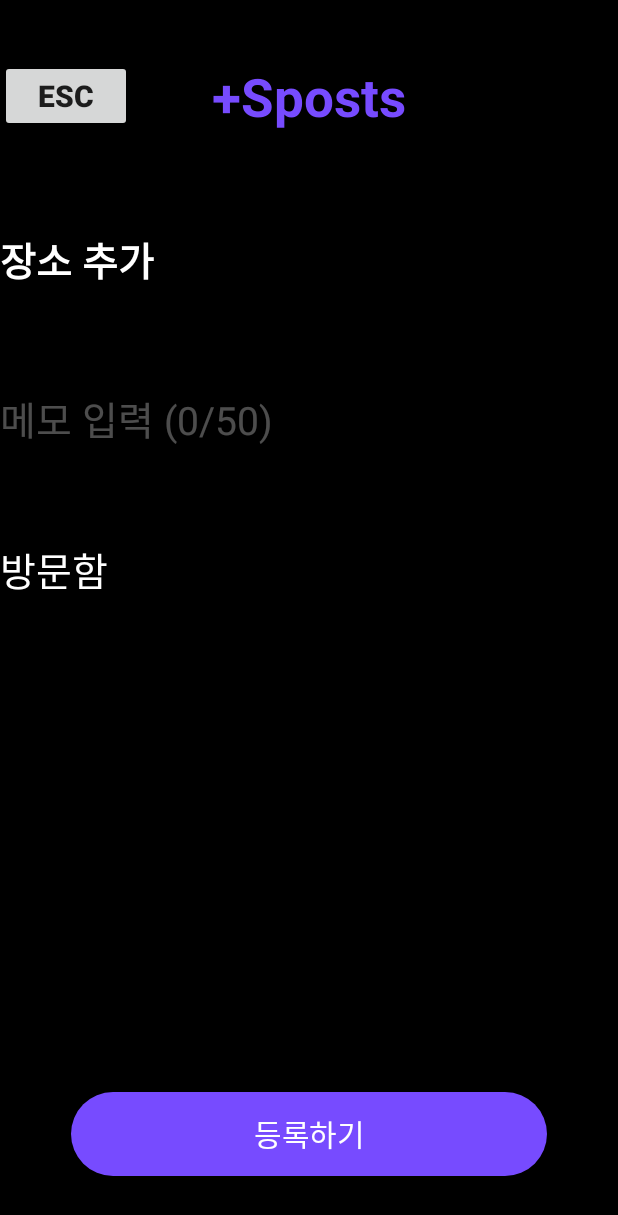
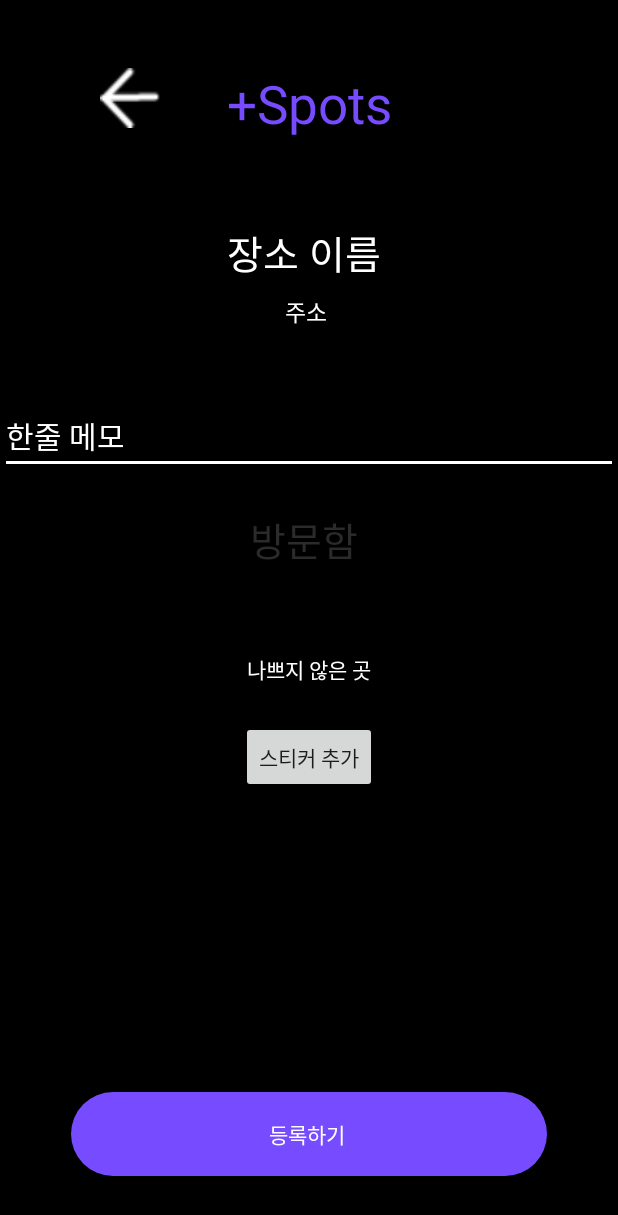
Before and after one commit to Nexters/hotspot-android, an Android app: the RegisterActivity screen opened directly, with no data from a screen before it, on a phone screen of 412 x 824 dp. Shown: the top 1215 px of the screen. Run offline under Robolectric (Android 15) with nearby library versions, the phone set to English and light mode, and no system bars; libraries missing offline, so code that uses them is left out: com.kakao.auth.

Commit message:
코드 합치기 registerActivity 수정 StickerActivity에서 맵 화면 고정

```diff
--- a/app/src/main/java/com/example/hotspot/FragmentMap.kt
+++ b/app/src/main/java/com/example/hotspot/FragmentMap.kt
@@ -98,6 +98,8 @@ class FragmentMap: Fragment()/*, MapView.MapViewEventListener,MapView.POIItemEve
         //FragmentSearch activity 호출
         map_btn_add.setOnClickListener {
             val intent = Intent(activity, RegisterActivity::class.java)
+            val isAdd = true
+            intent.putExtra("IsAdd",isAdd)
             startActivity(intent)
         }
     }
--- a/app/src/main/java/com/example/hotspot/RegisterActivity.kt
+++ b/app/src/main/java/com/example/hotspot/RegisterActivity.kt
@@ -1,8 +1,10 @@
 package com.example.hotspot
 
 import android.content.Intent
+import android.graphics.Color
 import android.os.Bundle
 import android.util.Log.d
+import android.view.View
 import android.widget.Toast
 import androidx.appcompat.app.AppCompatActivity
 import kotlinx.android.synthetic.main.activity_register.*
@@ -20,32 +22,79 @@ class RegisterActivity : AppCompatActivity() {
     lateinit var apiService : APIService
     lateinit var place: Place
     private val URL : String = "http://hotspot-dev-654767138.ap-northeast-2.elb.amazonaws.com"
+    private lateinit var accessToken: String
+    private lateinit var spotList : SpotListVO
 
+
+    private var isAdd = true
     override fun onCreate(savedInstanceState: Bundle?) {
         super.onCreate(savedInstanceState)
         setContentView(R.layout.activity_register)
+        isAdd = intent.getBooleanExtra("IsAdd",true) // true면 등록 , false면 수정
 
         setRetrofitInit()
         setApiServiceInit()
+        accessToken = GlobalApplication.prefs.getPreferences()
+        setLayout()
 
-
-        reg_esc_btn.setOnClickListener {
+        btn_esc3.setOnClickListener {
             finish()
         }
 
-        reg_spec_btn.setOnClickListener {
+        txt_place_name.setOnClickListener {
             supportFragmentManager.beginTransaction()
                 .add(R.id.register_activity, SearchActivity())
                 .commit()
         }
 
-        registBt.setOnClickListener{
-            val accesstoken = GlobalApplication.prefs.getPreferences()
+        txt_visited.setOnClickListener{
+            if(ratingBar.visibility == View.GONE){
+                ratingBar.visibility = View.VISIBLE
+                txt_rating_info.visibility = View.VISIBLE
+                txt_visited.setTextColor(Color.WHITE)
+            }
+            else{
+                ratingBar.visibility = View.GONE
+                txt_rating_info.visibility = View.GONE
+                txt_visited.setTextColor(resources.getColor(R.color.colorMyGrayDark))
+
+            }
+        }
+
+        btn_regist.setOnClickListener{
+
+            registSpot()
+        }
+
+        stickerBt.setOnClickListener{
+            var intent = Intent(this,StickerRegistActivity::class.java)
+            startActivity(intent)
+        }
 
 
-            var spotList = SpotListVO(place,true,"분위기가 멋진 곳!",3)
 
-            apiService.postPlace("Bearer " + "${accesstoken}",
+
+
+    }
+    private fun setLayout(){
+        if(isAdd == false) {//수정 이기때문에 장소에 대한 정보 뿌리기
+            val intent = getIntent()
+            place = intent.getSerializableExtra("place") as Place
+            txt_place_name.text = place.placeName
+            txt_address.text = place.roadAddressName
+        }
+
+
+    }
+    private fun registSpot(){
+        var isVisited = true
+        if(txt_visited.currentTextColor == Color.WHITE){
+            isVisited = false
+        }
+        else isVisited = true
+        spotList = SpotListVO(place,isVisited,edtTxt_memo.text.toString(),ratingBar.rating.toInt())
+
+        apiService.postPlace("Bearer " + "${accessToken}",
             spotList).enqueue(object : Callback<ResponseBody> {
             override fun onResponse(call: Call<ResponseBody>, response: Response<ResponseBody>) {
                 if (response.isSuccessful) {
@@ -53,11 +102,14 @@ class RegisterActivity : AppCompatActivity() {
 
                 } else {
                     try {
-                            val jObjError = JSONObject(response.errorBody()!!.string())
+                        /*val jObjError = JSONObject(response.errorBody()!!.string())
+
                         Toast.makeText(this@RegisterActivity,
                             jObjError.getJSONObject("error").getString("message"),
                             Toast.LENGTH_LONG
-                            ).show()
+                        ).show()*/
+
+
                     } catch (e: Exception) {
                         Toast.makeText(this@RegisterActivity, e.message, Toast.LENGTH_LONG).show()
                     }
@@ -72,19 +124,6 @@ class RegisterActivity : AppCompatActivity() {
     }
 
 
-
-
-
-    }
-
-    override fun onPause() {
-        super.onPause()
-
-        val intent = getIntent()
-        place = intent.getSerializableExtra("place") as Place
-
-
-    }
     private fun setRetrofitInit(){
         mRetrofit = Retrofit.Builder()
             .baseUrl(URL)
--- a/app/src/main/java/com/example/hotspot/StickerRegistActivity.kt
+++ b/app/src/main/java/com/example/hotspot/StickerRegistActivity.kt
@@ -3,6 +3,12 @@ package com.example.hotspot
 import androidx.appcompat.app.AppCompatActivity
 import android.os.Bundle
 import androidx.fragment.app.FragmentTransaction
+import com.naver.maps.geometry.LatLng
+import com.naver.maps.map.CameraUpdate
+import com.naver.maps.map.MapFragment
+import com.naver.maps.map.NaverMap
+import com.naver.maps.map.NaverMapOptions
+import com.naver.maps.map.OnMapReadyCallback
 
 class StickerRegistActivity : AppCompatActivity() {
 
@@ -10,10 +16,24 @@ class StickerRegistActivity : AppCompatActivity() {
         super.onCreate(savedInstanceState)
         setContentView(R.layout.activity_sticker_regist)
 
-        var transaction : FragmentTransaction = supportFragmentManager.beginTransaction()
-        var mapFragment = RegistMapFragment()
-        transaction.replace(R.id.mapframe,mapFragment)//fragment1로 교체해라
-        transaction.commit()//transaction 새로고침
+        //네이버 맵 옵션 설정
+        var naverMapOptions = NaverMapOptions()
+        naverMapOptions.allGesturesEnabled(false)
+        naverMapOptions.zoomControlEnabled(false)
+
+        val fm = supportFragmentManager
+        val mapFragment = fm.findFragmentById(R.id.mapframe) as MapFragment?
+            ?: MapFragment.newInstance(naverMapOptions).also  {
+                it.getMapAsync(OnMapReadyCallback {
+                    it.mapType = NaverMap.MapType.Navi
+                    it.isNightModeEnabled = true
+                    val cameraUpdate = CameraUpdate.scrollTo(LatLng(37.527180, 126.932794)) //해당 위치로 카메라 시점 이동(위치 넘겨받기)
+                    it.moveCamera(cameraUpdate)
+                    var nmo = NaverMapOptions()
+                    nmo.scrollGesturesEnabled(false)
+                })
+                fm.beginTransaction().add(R.id.mapframe, it).commit()
+            }
 
     }
 }
--- a/app/src/main/res/layout/activity_register.xml
+++ b/app/src/main/res/layout/activity_register.xml
@@ -1,107 +1,151 @@
 <?xml version="1.0" encoding="utf-8"?>
-<androidx.constraintlayout.widget.ConstraintLayout xmlns:android="http://schemas.android.com/apk/res/android"
+<androidx.constraintlayout.widget.ConstraintLayout
+    xmlns:android="http://schemas.android.com/apk/res/android"
     xmlns:app="http://schemas.android.com/apk/res-auto"
+    xmlns:tools="http://schemas.android.com/tools"
     android:id="@+id/register_activity"
     android:layout_width="match_parent"
     android:layout_height="match_parent"
-    android:background="@color/colorBlack">
+    android:background="@color/colorBlack"
+    >
+
+
+    <androidx.appcompat.widget.AppCompatButton
+        android:id="@+id/btn_esc3"
+        android:layout_width="40dp"
+        android:layout_height="40dp"
+        android:layout_marginTop="45dp"
+        android:background="@drawable/image_back"
+        android:backgroundTint="@color/colorWhite"
+        android:textSize="35sp"
+        app:layout_constraintEnd_toStartOf="@+id/txt_spot"
+        app:layout_constraintHorizontal_bias="0.601"
+        app:layout_constraintStart_toStartOf="parent"
+        app:layout_constraintTop_toTopOf="parent" />
+
+    <TextView
+        android:id="@+id/txt_spot"
+        android:layout_width="wrap_content"
+        android:layout_height="wrap_content"
+        android:layout_marginTop="45dp"
+        android:text="+Spots"
+        android:shadowColor="#2e000000"
+        android:shadowDy="9"
+        android:shadowRadius="20"
+        android:textSize="35sp"
+        android:textColor="#774bff"
+        android:gravity="center_horizontal"
+        app:layout_constraintEnd_toEndOf="parent"
+        app:layout_constraintStart_toStartOf="parent"
+        app:layout_constraintTop_toTopOf="parent" />
+
+    <androidx.appcompat.widget.AppCompatEditText
+        android:id="@+id/edtTxt_memo"
+        android:layout_width="0dp"
+        android:layout_height="wrap_content"
+        android:layout_marginTop="46dp"
+        android:backgroundTint="#FFFFFF"
+        android:hint="한줄 메모"
+        android:textColor="#FFFFFF"
+        android:textSize="20sp"
+        android:textColorHint="#FFFFFF"
+        app:layout_constraintEnd_toEndOf="parent"
+        app:layout_constraintStart_toStartOf="parent"
+        app:layout_constraintTop_toBottomOf="@+id/txt_address" />
+
+    <TextView
+        android:id="@+id/txt_place_name"
+        android:layout_width="wrap_content"
+        android:layout_height="wrap_content"
+        android:layout_marginTop="56dp"
+        android:text="장소 이름 "
+        android:textSize="26sp"
+        android:textColor="#FFFFFF"
+        app:layout_constraintBottom_toTopOf="@id/txt_address"
+        app:layout_constraintEnd_toEndOf="parent"
+        app:layout_constraintStart_toStartOf="parent"
+        app:layout_constraintTop_toBottomOf="@id/txt_spot" />
+
+    <TextView
+        android:id="@+id/txt_address"
+        android:layout_width="wrap_content"
+        android:layout_height="wrap_content"
+        android:layout_marginTop="8dp"
+        android:textSize="15sp"
+        android:text="주소 "
+        android:textColor="#FFFFFF"
+        app:layout_constraintVertical_chainStyle="packed"
+        app:layout_constraintEnd_toEndOf="parent"
+        app:layout_constraintStart_toStartOf="parent"
+        app:layout_constraintTop_toBottomOf="@+id/txt_place_name" />
 
     <androidx.constraintlayout.widget.ConstraintLayout
-        android:id="@+id/linear3"
+        android:id="@+id/layout_visited"
         android:layout_width="match_parent"
         android:layout_height="wrap_content"
-        android:layout_marginTop="40dp"
-        app:layout_constraintLeft_toLeftOf="parent"
-        app:layout_constraintRight_toRightOf="parent"
-        app:layout_constraintTop_toTopOf="parent">
+        android:layout_marginTop="24dp"
+        app:layout_constraintEnd_toEndOf="parent"
+        app:layout_constraintStart_toStartOf="parent"
+        app:layout_constraintTop_toBottomOf="@id/edtTxt_memo">
 
-        <androidx.appcompat.widget.AppCompatButton
-            android:id="@+id/reg_esc_btn"
+        <TextView
+            android:id="@+id/txt_visited"
             android:layout_width="wrap_content"
             android:layout_height="wrap_content"
-            android:text="ESC"
-            android:textSize="20dp"
-            android:textStyle="bold"
-            app:layout_constraintLeft_toLeftOf="parent"
+            android:text="방문함 "
+            android:textSize="26sp"
+            android:textColor="@color/colorMyGrayDark"
+            app:layout_constraintEnd_toEndOf="parent"
+            app:layout_constraintStart_toStartOf="parent"
             app:layout_constraintTop_toTopOf="parent" />
 
         <TextView
-            android:id="@+id/t1"
+            android:id="@+id/txt_rating_info"
             android:layout_width="wrap_content"
             android:layout_height="wrap_content"
-            android:shadowColor="#2e000000"
-            android:shadowDy="9"
-            android:shadowRadius="30"
-            android:text="+Sposts"
-            android:textColor="@color/colorMain"
-            android:textSize="35dp"
-            android:textStyle="bold"
+            android:layout_marginTop="10dp"
+            android:text="나쁘지 않은 곳"
+            android:textColor="#FFFFFF"
             app:layout_constraintBottom_toBottomOf="parent"
-            app:layout_constraintLeft_toLeftOf="parent"
-            app:layout_constraintRight_toRightOf="parent"
-            app:layout_constraintTop_toTopOf="parent" />
+            app:layout_constraintEnd_toEndOf="parent"
+            app:layout_constraintStart_toStartOf="parent"
+            app:layout_constraintTop_toBottomOf="@+id/ratingBar" />
 
+        <RatingBar
+            android:id="@+id/ratingBar"
+            style="@style/Widget.AppCompat.RatingBar.Indicator"
+            android:layout_width="wrap_content"
+            android:layout_height="wrap_content"
+
+            android:layout_marginTop="10dp"
+            android:isIndicator="false"
+            android:max="3"
+            android:numStars="3"
+            android:stepSize="0.5"
+
+
+            app:layout_constraintEnd_toEndOf="parent"
+            app:layout_constraintStart_toStartOf="parent"
+            app:layout_constraintTop_toBottomOf="@+id/txt_visited" />
     </androidx.constraintlayout.widget.ConstraintLayout>
 
+    <Button
+        android:id="@+id/stickerBt"
+        android:layout_width="wrap_content"
+        android:layout_height="wrap_content"
+        android:layout_marginTop="24dp"
+
+
+        android:text="스티커 추가"
+        app:layout_constraintEnd_toEndOf="parent"
+        app:layout_constraintStart_toStartOf="parent"
+        app:layout_constraintTop_toBottomOf="@+id/layout_visited" />
 
     <Button
-        android:id="@+id/reg_place_btn"
-        android:layout_width="wrap_content"
-        android:layout_height="wrap_content"
-        android:text="장소 추가"
-        android:textSize="26dp"
-        android:textStyle="bold"
-        android:textColor="#FFFFFF"
-        android:layout_marginTop="61dp"
-        android:background="#000000"
-        app:layout_constraintTop_toBottomOf="@+id/linear3"
-        app:layout_constraintLeft_toLeftOf="parent"/>
-
-    <EditText
-        android:id="@+id/reg_memo_etxt"
-        android:layout_width="wrap_content"
-        android:layout_height="wrap_content"
-        android:layout_marginTop="62dp"
-        android:background="#000000"
-        android:hint="메모 입력 (0/50)"
-        android:textColorHint="#4DFFFFFF"
-        android:textColor="#FFFFFF"
-        android:textSize="26sp"
-        app:layout_constraintLeft_toLeftOf="parent"
-        app:layout_constraintTop_toBottomOf="@+id/reg_place_btn" />
-
-    <TextView
-        android:id="@+id/reg_visited_txt"
-        android:layout_width="wrap_content"
-        android:layout_height="wrap_content"
-        android:text="방문함"
-        android:textSize="26dp"
-        android:textColor="#FFFFFF"
-        android:layout_marginTop="61dp"
-        android:background="#000000"
-        app:layout_constraintTop_toBottomOf="@+id/reg_memo_etxt"
-        app:layout_constraintLeft_toLeftOf="parent"/>
-
-    <Button
-        android:id="@+id/reg_spec_btn"
-        android:layout_width="wrap_content"
-        android:layout_height="wrap_content"
-        android:text="장소 추가"
-        android:textSize="26dp"
-        android:textStyle="bold"
-        android:textColor="#FFFFFF"
-        android:layout_marginTop="61dp"
-        android:background="#000000"
-        app:layout_constraintTop_toBottomOf="@+id/linear3"
-        app:layout_constraintLeft_toLeftOf="parent"/>
-
-    <Button
-        android:id="@+id/registBt"
+        android:id="@+id/btn_regist"
         android:layout_width="317dp"
         android:layout_height="56dp"
-        android:text="등록하기"
-        android:textSize="20dp"
-        android:letterSpacing="-0.01"
+        android:text="등록하기 "
         android:textColor="#FFFFFF"
         android:layout_marginBottom="40dp"
         android:background="@drawable/radius_btn"
@@ -110,4 +154,7 @@
         app:layout_constraintEnd_toEndOf="parent"
         app:layout_constraintStart_toStartOf="parent" />
 
+
+
+
 </androidx.constraintlayout.widget.ConstraintLayout>
--- a/app/src/main/res/layout/activity_sticker_regist.xml
+++ b/app/src/main/res/layout/activity_sticker_regist.xml
@@ -12,6 +12,7 @@
 
     </FrameLayout>
     <androidx.constraintlayout.widget.ConstraintLayout
+        android:id="@+id/layout_transparency"
         android:layout_width="match_parent"
         android:layout_height="match_parent"
         android:background="@color/transparency"
```
Lines whose indentation alone changed are shown as unchanged.
